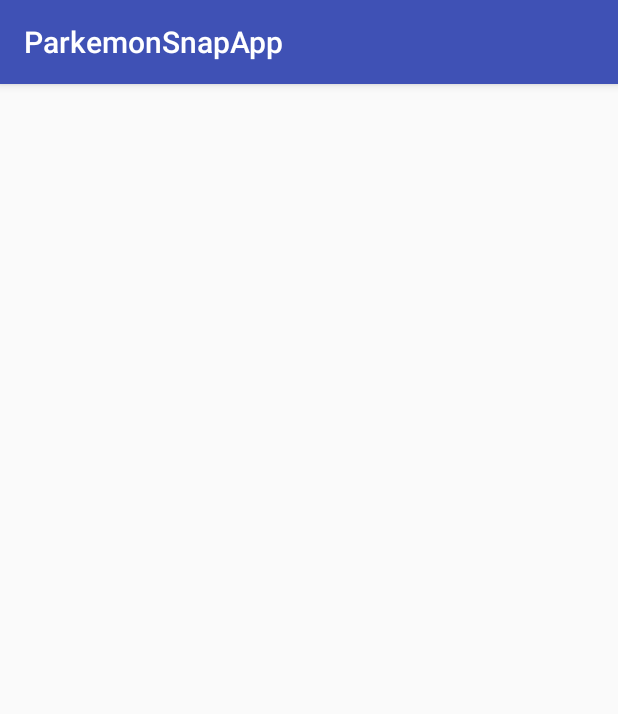
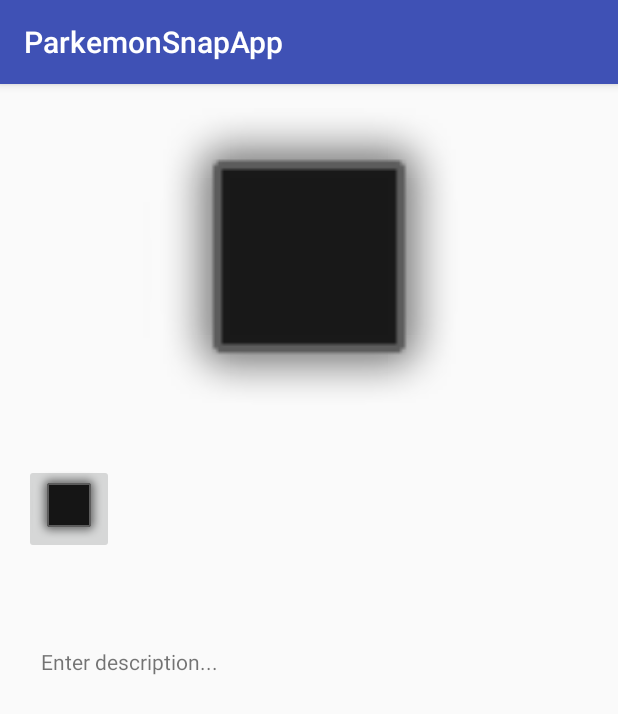
Before and after one commit to arnikola/parkemon-snap, an Android app: the UploadDataActivity screen opened directly, with no data from a screen before it, on a phone screen of 412 x 824 dp. Shown: the top 714 px of the screen. Run offline under Robolectric (Android 15) with nearby library versions, the phone set to English and light mode, and no system bars.

Commit message:
layout for upload activity

```diff
--- a/ParkemonSnapApp/app/build.gradle
+++ b/ParkemonSnapApp/app/build.gradle
@@ -27,8 +27,8 @@ dependencies {
     compile fileTree(dir: 'libs', include: ['*.jar'])
     compile "org.jetbrains.kotlin:kotlin-stdlib:$kotlin_version"
     compile 'com.android.support:appcompat-v7:23.4.0'
-    compile 'com.android.support.constraint:constraint-layout:1.0.0-alpha1'
     testCompile 'junit:junit:4.12'
+    compile 'com.android.support.constraint:constraint-layout:1.0.0-alpha4'
 }
 repositories {
     mavenCentral()
--- a/ParkemonSnapApp/app/src/main/java/com/daprlabs/aaron/parkemonsnapapp/MainActivity.kt
+++ b/ParkemonSnapApp/app/src/main/java/com/daprlabs/aaron/parkemonsnapapp/MainActivity.kt
@@ -1,7 +1,9 @@
 package com.daprlabs.aaron.parkemonsnapapp
 
+import android.content.Intent
 import android.support.v7.app.AppCompatActivity
 import android.os.Bundle
+import kotlinx.android.synthetic.main.activity_upload_data.*
 
 class MainActivity : AppCompatActivity() {
 
--- a/ParkemonSnapApp/app/src/main/res/layout/activity_upload_data.xml
+++ b/ParkemonSnapApp/app/src/main/res/layout/activity_upload_data.xml
@@ -7,4 +7,51 @@
     android:layout_height="match_parent"
     tools:context="com.daprlabs.aaron.parkemonsnapapp.UploadDataActivity">
 
+    <ImageView
+        android:layout_width="352dp"
+        android:layout_height="221dp"
+        app:srcCompat="@android:drawable/alert_dark_frame"
+        android:id="@+id/takenPhotoView"
+        app:layout_constraintLeft_toLeftOf="@+id/activity_upload_data"
+        android:layout_marginStart="16dp"
+        app:layout_constraintTop_toTopOf="@+id/activity_upload_data"
+        android:layout_marginTop="16dp"
+        app:layout_constraintRight_toRightOf="@+id/activity_upload_data"
+        android:layout_marginEnd="16dp" />
+
+    <TextView
+        android:text="Enter description..."
+        android:layout_width="351dp"
+        android:layout_height="68dp"
+        android:id="@+id/descriptionEditableText"
+        tools:text="User enters photo description here."
+        app:layout_constraintLeft_toLeftOf="@+id/activity_upload_data"
+        android:layout_marginStart="16dp"
+        app:layout_constraintTop_toBottomOf="@+id/missionText"
+        android:layout_marginTop="16dp"
+        app:layout_constraintRight_toRightOf="@+id/activity_upload_data"
+        android:layout_marginEnd="16dp"
+        app:layout_constraintHorizontal_bias="0.39" />
+
+    <ImageButton
+        android:layout_width="60dp"
+        android:layout_height="60dp"
+        app:srcCompat="@android:drawable/alert_dark_frame"
+        android:id="@+id/selectedMissionButton"
+        app:layout_constraintLeft_toLeftOf="@+id/activity_upload_data"
+        android:layout_marginStart="16dp"
+        app:layout_constraintTop_toBottomOf="@+id/takenPhotoView"
+        android:layout_marginTop="16dp" />
+
+    <TextView
+        android:layout_width="277dp"
+        android:layout_height="106dp"
+        android:id="@+id/missionText"
+        tools:text="Mission Description"
+        app:layout_constraintLeft_toRightOf="@+id/selectedMissionButton"
+        android:layout_marginStart="16dp"
+        app:layout_constraintTop_toBottomOf="@+id/takenPhotoView"
+        android:layout_marginTop="16dp"
+        app:layout_constraintRight_toRightOf="@+id/activity_upload_data"
+        android:layout_marginEnd="16dp" />
 </android.support.constraint.ConstraintLayout>
```
